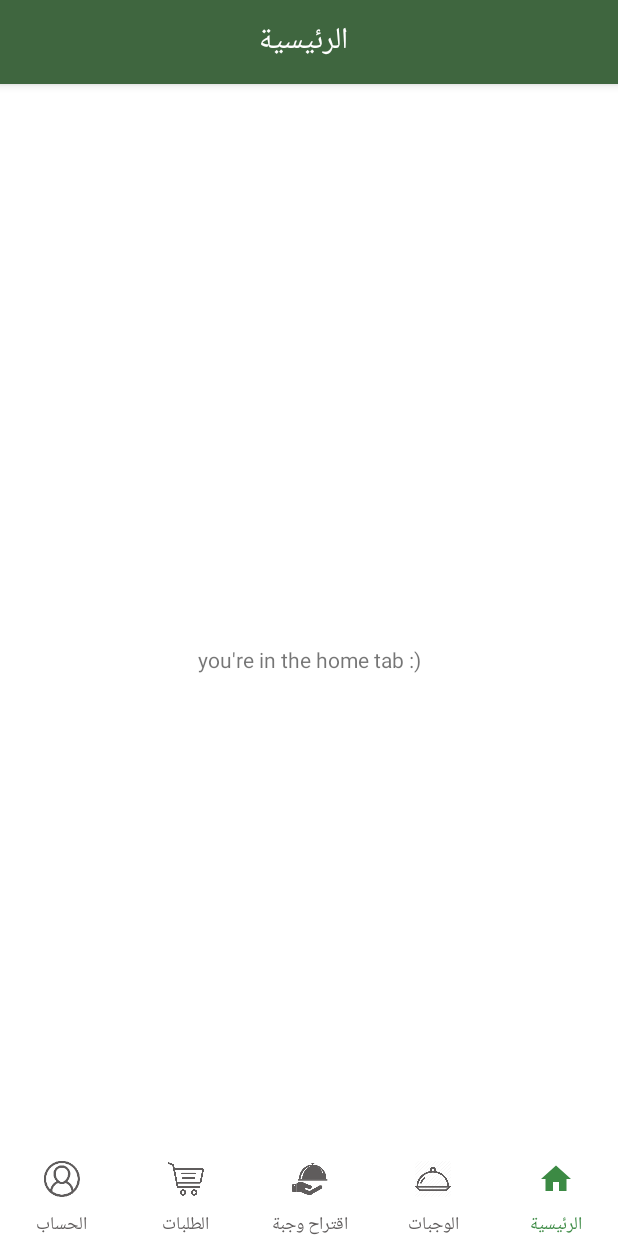
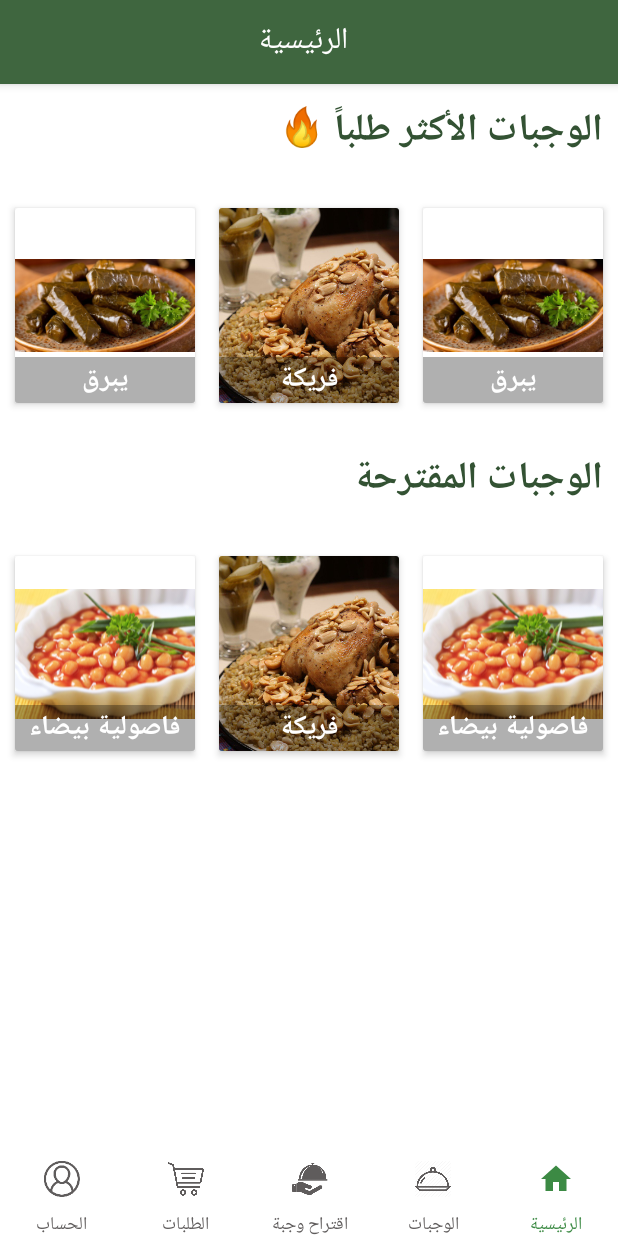
Before and after one commit to mohammedtabbakh/foodly, an Android app: the Home screen opened directly, with no data from a screen before it, on a phone screen of 412 x 824 dp. Run offline under Robolectric (Android 15) with nearby library versions, the phone set to English and light mode, and no system bars.

Commit message:
home layout is done

```diff
--- a/Foodly/app/build.gradle
+++ b/Foodly/app/build.gradle
@@ -33,4 +33,5 @@ dependencies {
     implementation 'com.github.sephiroth74:NumberSlidingPicker:1.0.3'
 
     implementation 'com.robertlevonyan.view:CustomFloatingActionButton:2.1.1'
+
 }
--- a/Foodly/app/src/main/java/com/example/foodly/foodly/Home/Home.java
+++ b/Foodly/app/src/main/java/com/example/foodly/foodly/Home/Home.java
@@ -2,20 +2,87 @@ package com.example.foodly.foodly.Home;
 
 import androidx.annotation.Nullable;
 import androidx.fragment.app.Fragment;
+import androidx.recyclerview.widget.GridLayoutManager;
+import androidx.recyclerview.widget.RecyclerView;
+
 import android.os.Bundle;
 import android.view.LayoutInflater;
 import android.view.View;
 import android.view.ViewGroup;
 
+import com.example.foodly.foodly.Meal.adapter.RecyclerAdapter;
+import com.example.foodly.foodly.Meal.models.MealData;
 import com.example.foodly.foodly.R;
+
+import java.util.ArrayList;
+import java.util.List;
 
 
 public class Home extends Fragment {
+
+    private RecyclerView SuggestHomeRecyclerView;
+    private RecyclerView MostDemandRecyclerView;
+    private MealData mealData;
+    private List<MealData> SuggestHomeList;
+    private List<MealData> MostDemandList;
+
+
     @Nullable
     @Override
     public View onCreateView(LayoutInflater inflater, @Nullable ViewGroup container, @Nullable Bundle savedInstanceState)
     {
-        return inflater.inflate(R.layout.home, container, false);
+       View view = inflater.inflate(R.layout.home, container, false);
+
+       SuggestHomeRecyclerView=view.findViewById(R.id.suggested_home_recycler);
+       MostDemandRecyclerView=view.findViewById(R.id.most_Demand_recycler);
+
+        GridLayoutManager GridLayoutManager1 = new GridLayoutManager(view.getContext(), 3);
+        SuggestHomeRecyclerView.setLayoutManager(GridLayoutManager1);
+
+        GridLayoutManager mGridLayoutManager2 = new GridLayoutManager(view.getContext(), 3);
+        MostDemandRecyclerView.setLayoutManager(mGridLayoutManager2);
+
+       MostDemandList=new ArrayList<>();
+
+        mealData = new MealData("يبرق",
+                R.drawable.yabraq);
+        MostDemandList.add(mealData);
+
+        mealData = new MealData("فريكة",
+                R.drawable.frike);
+        MostDemandList.add(mealData);
+
+        mealData = new MealData("يبرق",
+                R.drawable.yabraq);
+        MostDemandList.add(mealData);
+
+
+
+
+
+        SuggestHomeList=new ArrayList<>();
+
+
+        mealData = new MealData("فاصولية بيضاء",
+                R.drawable.fasolie);
+        SuggestHomeList.add(mealData);
+
+        mealData = new MealData("فريكة",
+                R.drawable.frike);
+        SuggestHomeList.add(mealData);
+
+        mealData = new MealData("فاصولية بيضاء",
+                R.drawable.fasolie);
+        SuggestHomeList.add(mealData);
+
+
+
+        RecyclerAdapter recyclerAdapter1 = new RecyclerAdapter(view.getContext(),MostDemandList);
+        MostDemandRecyclerView.setAdapter(recyclerAdapter1);
+
+        RecyclerAdapter recyclerAdapter2 = new RecyclerAdapter(view.getContext(),SuggestHomeList);
+        SuggestHomeRecyclerView.setAdapter(recyclerAdapter2);
+       return view;
     }
 
 
--- a/Foodly/app/src/main/java/com/example/foodly/foodly/MealSuggest/MealSuggest.java
+++ b/Foodly/app/src/main/java/com/example/foodly/foodly/MealSuggest/MealSuggest.java
@@ -1,7 +1,6 @@
 package com.example.foodly.foodly.MealSuggest;
 
 import android.os.Bundle;
-import android.util.Log;
 import android.view.LayoutInflater;
 import android.view.View;
 import android.view.ViewGroup;
@@ -26,17 +25,16 @@ import androidx.fragment.app.Fragment;
 import androidx.recyclerview.widget.GridLayoutManager;
 import androidx.recyclerview.widget.RecyclerView;
 
-import static androidx.constraintlayout.widget.Constraints.TAG;
 
 public class MealSuggest extends Fragment {
 
-    private RecyclerView mRecyclerView;
+    private RecyclerView SuggestRecyclerView;
     private List<MealData> MealSuggestedList;
-    private MealData mMealData;
+    private MealData mealData;
     private Spinner spinner;
     private ChipGroup chipGroup;
     private Button addButton;
-    private int myPosition=0;
+    private int myPosition=-1;
 
 
     @Nullable
@@ -47,23 +45,23 @@ public class MealSuggest extends Fragment {
         addButton=view.findViewById(R.id.addButton);
         chipGroup=view.findViewById(R.id.chip_group);
         spinner= view.findViewById(R.id.spinner);
-        mRecyclerView = view.findViewById(R.id.suggest_recycler);
+        SuggestRecyclerView = view.findViewById(R.id.suggest_recycler);
         GridLayoutManager mGridLayoutManager = new GridLayoutManager(view.getContext(), 2);
-        mRecyclerView.setLayoutManager(mGridLayoutManager);
+        SuggestRecyclerView.setLayoutManager(mGridLayoutManager);
 
         MealSuggestedList = new ArrayList<>();
 
-        mMealData = new MealData("كبة",
+        mealData = new MealData("كبة",
                 R.drawable.keba);
-        MealSuggestedList.add(mMealData);
+        MealSuggestedList.add(mealData);
 
-        mMealData = new MealData("فاصولية بيضاء",
+        mealData = new MealData("فاصولية بيضاء",
                 R.drawable.fasolie);
-        MealSuggestedList.add(mMealData);
+        MealSuggestedList.add(mealData);
 
 
         RecyclerAdapter recyclerAdapter = new RecyclerAdapter(view.getContext(),MealSuggestedList);
-        mRecyclerView.setAdapter(recyclerAdapter);
+        SuggestRecyclerView.setAdapter(recyclerAdapter);
 
         List<String> ingredients = new ArrayList<>();
         ingredients.add("بندورة");
@@ -74,9 +72,11 @@ public class MealSuggest extends Fragment {
         ArrayAdapter<String> spinnerAdapter = new ArrayAdapter<>(view.getContext(),R.layout.ingredient_spinner,R.id.ingrTv,ingredients);
 
         spinner.setAdapter(spinnerAdapter);
+        spinner.setSelection(0);
         spinner.setOnItemSelectedListener(new AdapterView.OnItemSelectedListener() {
             @Override
             public void onItemSelected(AdapterView<?> parent, View view, int position, long id) {
+
 
             }
 
@@ -96,7 +96,6 @@ public class MealSuggest extends Fragment {
                 }
 
                 myPosition= position;
-
                 Chip chip= new Chip(spinner.getContext());
                 chip.setText(spinner.getItemAtPosition(position).toString());
                 chip.setCloseIconVisible(true);
--- a/Foodly/app/src/main/res/layout/home.xml
+++ b/Foodly/app/src/main/res/layout/home.xml
@@ -1,16 +1,56 @@
 <?xml version="1.0" encoding="utf-8"?>
-<RelativeLayout xmlns:android="http://schemas.android.com/apk/res/android"
+<LinearLayout xmlns:android="http://schemas.android.com/apk/res/android"
     android:layout_width="match_parent"
     android:layout_height="match_parent"
 
-    android:gravity="center">
+    android:orientation="vertical">
+
+    <TextView
+        android:layout_width="wrap_content"
+        android:layout_height="wrap_content"
+        android:text="الوجبات الأكثر طلباً 🔥"
+        android:gravity="right"
+        android:layout_gravity="right"
+
+        android:textSize="25dp"
+        android:layout_margin="10dp"
+        android:textStyle="bold"
+        android:textColor="@color/green"/>
+
+    <androidx.recyclerview.widget.RecyclerView
+        android:id="@+id/most_Demand_recycler"
+        android:layout_width="match_parent"
+        android:layout_height="wrap_content"
+        android:layout_marginLeft="2dp"
+        android:layout_marginTop="10dp"
+        android:layout_marginRight="2dp"
+        android:layout_marginBottom="10dp"
+        android:scrollbars="vertical">
+
+    </androidx.recyclerview.widget.RecyclerView>
+
+    <TextView
+        android:layout_width="wrap_content"
+        android:layout_height="wrap_content"
+        android:text="الوجبات المقترحة "
+        android:gravity="right"
+        android:layout_gravity="right"
+        android:textSize="25dp"
+        android:layout_margin="10dp"
+        android:textStyle="bold"
+        android:textColor="@color/green"/>
+
+    <androidx.recyclerview.widget.RecyclerView
+        android:id="@+id/suggested_home_recycler"
+        android:layout_width="match_parent"
+        android:layout_height="wrap_content"
+        android:layout_marginLeft="2dp"
+        android:layout_marginTop="10dp"
+        android:layout_marginRight="2dp"
+        android:layout_marginBottom="10dp"
+        android:scrollbars="vertical">
+
+    </androidx.recyclerview.widget.RecyclerView>
 
 
-
-    <TextView
-        android:layout_width="match_parent"
-        android:layout_height="match_parent"
-        android:text="you're in the home tab :)"
-        android:gravity="center"/>
-
-</RelativeLayout>
+</LinearLayout>
--- a/Foodly/app/src/main/res/layout/meal_suggest.xml
+++ b/Foodly/app/src/main/res/layout/meal_suggest.xml
@@ -29,9 +29,10 @@
         android:id="@+id/spinner"
         android:layout_width="wrap_content"
         android:layout_height="wrap_content"
+        android:layout_gravity="center"
+        android:layout_margin="10dp"
+        android:gravity="center"
 
-        android:layout_gravity="center"
-        android:gravity="center"
         style="@style/Widget.AppCompat.Spinner.DropDown"
         >
 
```
